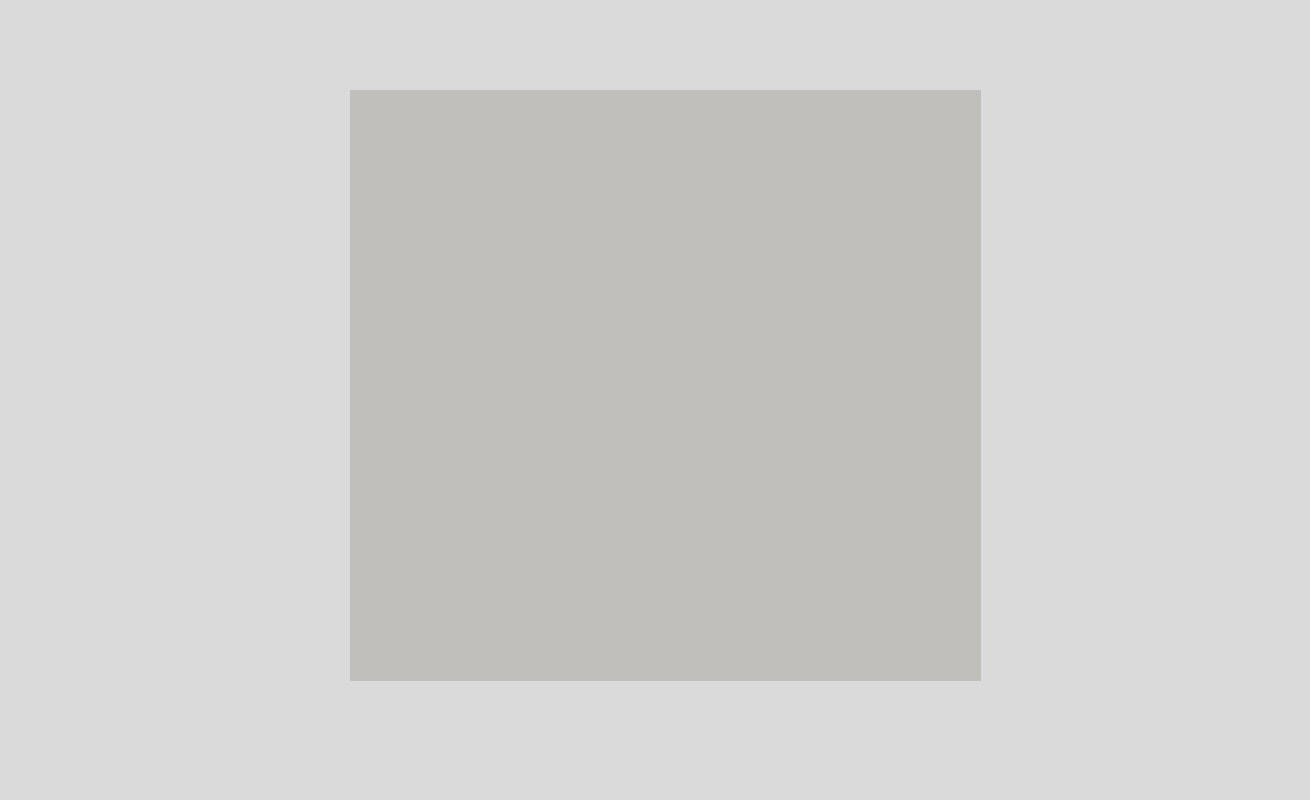
This is COMP3004_Project_Team11/mainwindow.ui in SaeidEl-Saadi/COMP3004-Team-11 as Qt 5 draws it before an edit. The edited form follows.
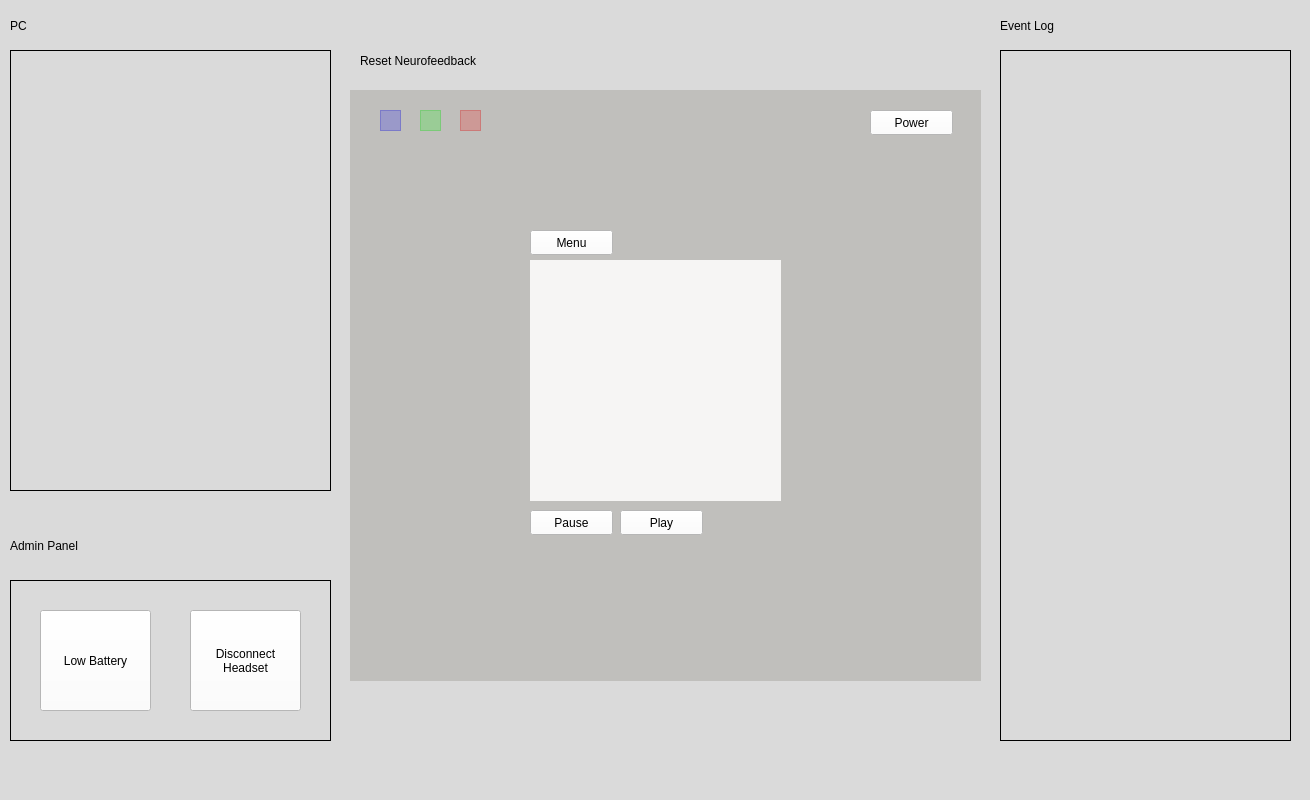
This is the edited form.

The edit to the form file:
```diff
--- a/COMP3004_Project_Team11/mainwindow.ui
+++ b/COMP3004_Project_Team11/mainwindow.ui
@@ -29,6 +29,353 @@
     <property name="styleSheet">
      <string notr="true">background-color: rgb(192, 191, 188);</string>
     </property>
+    <widget class="QWidget" name="widget_2" native="true">
+     <property name="geometry">
+      <rect>
+       <x>180</x>
+       <y>170</y>
+       <width>251</width>
+       <height>241</height>
+      </rect>
+     </property>
+     <property name="styleSheet">
+      <string notr="true">background-color: rgb(246, 245, 244);
+</string>
+     </property>
+    </widget>
+    <widget class="QPushButton" name="pushButton">
+     <property name="enabled">
+      <bool>true</bool>
+     </property>
+     <property name="geometry">
+      <rect>
+       <x>180</x>
+       <y>140</y>
+       <width>83</width>
+       <height>25</height>
+      </rect>
+     </property>
+     <property name="acceptDrops">
+      <bool>false</bool>
+     </property>
+     <property name="autoFillBackground">
+      <bool>false</bool>
+     </property>
+     <property name="styleSheet">
+      <string notr="true">font: 10pt &quot;DejaVu Sans Mono&quot;;
+background-color: rgb(255, 255, 255);</string>
+     </property>
+     <property name="text">
+      <string>Menu</string>
+     </property>
+     <property name="autoDefault">
+      <bool>false</bool>
+     </property>
+     <property name="default">
+      <bool>false</bool>
+     </property>
+     <property name="flat">
+      <bool>false</bool>
+     </property>
+    </widget>
+    <widget class="QPushButton" name="pushButton_2">
+     <property name="geometry">
+      <rect>
+       <x>180</x>
+       <y>420</y>
+       <width>83</width>
+       <height>25</height>
+      </rect>
+     </property>
+     <property name="styleSheet">
+      <string notr="true">font: 10pt &quot;DejaVu Sans Mono&quot;;
+background-color: rgb(255, 255, 255);</string>
+     </property>
+     <property name="text">
+      <string>Pause</string>
+     </property>
+    </widget>
+    <widget class="QPushButton" name="pushButton_3">
+     <property name="geometry">
+      <rect>
+       <x>270</x>
+       <y>420</y>
+       <width>83</width>
+       <height>25</height>
+      </rect>
+     </property>
+     <property name="styleSheet">
+      <string notr="true">font: 10pt &quot;DejaVu Sans Mono&quot;;
+background-color: rgb(255, 255, 255);</string>
+     </property>
+     <property name="text">
+      <string>Play</string>
+     </property>
+    </widget>
+    <widget class="QFrame" name="frame">
+     <property name="geometry">
+      <rect>
+       <x>30</x>
+       <y>20</y>
+       <width>21</width>
+       <height>21</height>
+      </rect>
+     </property>
+     <property name="styleSheet">
+      <string notr="true">background-color: rgba(0, 0, 255, 0.2);</string>
+     </property>
+     <property name="frameShape">
+      <enum>QFrame::StyledPanel</enum>
+     </property>
+     <property name="frameShadow">
+      <enum>QFrame::Raised</enum>
+     </property>
+    </widget>
+    <widget class="QFrame" name="frame_2">
+     <property name="geometry">
+      <rect>
+       <x>70</x>
+       <y>20</y>
+       <width>21</width>
+       <height>21</height>
+      </rect>
+     </property>
+     <property name="styleSheet">
+      <string notr="true">background-color: rgba(0, 255, 0, 0.2);</string>
+     </property>
+     <property name="frameShape">
+      <enum>QFrame::StyledPanel</enum>
+     </property>
+     <property name="frameShadow">
+      <enum>QFrame::Raised</enum>
+     </property>
+    </widget>
+    <widget class="QFrame" name="frame_3">
+     <property name="geometry">
+      <rect>
+       <x>110</x>
+       <y>20</y>
+       <width>21</width>
+       <height>21</height>
+      </rect>
+     </property>
+     <property name="styleSheet">
+      <string notr="true">background-color: rgba(255, 0, 0, 0.2);</string>
+     </property>
+     <property name="frameShape">
+      <enum>QFrame::StyledPanel</enum>
+     </property>
+     <property name="frameShadow">
+      <enum>QFrame::Raised</enum>
+     </property>
+    </widget>
+    <widget class="QPushButton" name="pushButton_4">
+     <property name="enabled">
+      <bool>true</bool>
+     </property>
+     <property name="geometry">
+      <rect>
+       <x>520</x>
+       <y>20</y>
+       <width>83</width>
+       <height>25</height>
+      </rect>
+     </property>
+     <property name="focusPolicy">
+      <enum>Qt::StrongFocus</enum>
+     </property>
+     <property name="acceptDrops">
+      <bool>false</bool>
+     </property>
+     <property name="autoFillBackground">
+      <bool>false</bool>
+     </property>
+     <property name="styleSheet">
+      <string notr="true">font: 10pt &quot;DejaVu Sans Mono&quot;;
+background-color: rgb(255, 255, 255);
+</string>
+     </property>
+     <property name="text">
+      <string>Power</string>
+     </property>
+     <property name="autoDefault">
+      <bool>false</bool>
+     </property>
+     <property name="default">
+      <bool>false</bool>
+     </property>
+     <property name="flat">
+      <bool>false</bool>
+     </property>
+    </widget>
+   </widget>
+   <widget class="QTextEdit" name="eventLog">
+    <property name="geometry">
+     <rect>
+      <x>1000</x>
+      <y>50</y>
+      <width>291</width>
+      <height>691</height>
+     </rect>
+    </property>
+    <property name="styleSheet">
+     <string notr="true">font: 12pt &quot;DejaVu Sans Mono&quot;;</string>
+    </property>
+    <property name="frameShape">
+     <enum>QFrame::Box</enum>
+    </property>
+    <property name="frameShadow">
+     <enum>QFrame::Plain</enum>
+    </property>
+    <property name="lineWidth">
+     <number>1</number>
+    </property>
+    <property name="readOnly">
+     <bool>false</bool>
+    </property>
+   </widget>
+   <widget class="QLabel" name="label">
+    <property name="geometry">
+     <rect>
+      <x>1000</x>
+      <y>10</y>
+      <width>291</width>
+      <height>31</height>
+     </rect>
+    </property>
+    <property name="styleSheet">
+     <string notr="true">font: 20pt &quot;DejaVu Sans Mono&quot;;
+color: rgb(0, 0, 0);</string>
+    </property>
+    <property name="text">
+     <string>Event Log</string>
+    </property>
+   </widget>
+   <widget class="QLabel" name="label_2">
+    <property name="geometry">
+     <rect>
+      <x>360</x>
+      <y>40</y>
+      <width>481</width>
+      <height>41</height>
+     </rect>
+    </property>
+    <property name="styleSheet">
+     <string notr="true">font: 20pt &quot;DejaVu Sans Mono&quot;;</string>
+    </property>
+    <property name="text">
+     <string>Reset Neurofeedback</string>
+    </property>
+   </widget>
+   <widget class="QTextEdit" name="pc">
+    <property name="geometry">
+     <rect>
+      <x>10</x>
+      <y>50</y>
+      <width>321</width>
+      <height>441</height>
+     </rect>
+    </property>
+    <property name="styleSheet">
+     <string notr="true">font: 12pt &quot;DejaVu Sans Mono&quot;;</string>
+    </property>
+    <property name="frameShape">
+     <enum>QFrame::Box</enum>
+    </property>
+    <property name="frameShadow">
+     <enum>QFrame::Plain</enum>
+    </property>
+    <property name="lineWidth">
+     <number>1</number>
+    </property>
+   </widget>
+   <widget class="QLabel" name="label_3">
+    <property name="geometry">
+     <rect>
+      <x>10</x>
+      <y>10</y>
+      <width>291</width>
+      <height>31</height>
+     </rect>
+    </property>
+    <property name="styleSheet">
+     <string notr="true">font: 20pt &quot;DejaVu Sans Mono&quot;;
+color: rgb(0, 0, 0);</string>
+    </property>
+    <property name="text">
+     <string>PC</string>
+    </property>
+   </widget>
+   <widget class="QFrame" name="frame_4">
+    <property name="geometry">
+     <rect>
+      <x>10</x>
+      <y>580</y>
+      <width>321</width>
+      <height>161</height>
+     </rect>
+    </property>
+    <property name="frameShape">
+     <enum>QFrame::Box</enum>
+    </property>
+    <property name="frameShadow">
+     <enum>QFrame::Plain</enum>
+    </property>
+    <property name="lineWidth">
+     <number>1</number>
+    </property>
+    <widget class="QPushButton" name="pushButton_5">
+     <property name="geometry">
+      <rect>
+       <x>30</x>
+       <y>30</y>
+       <width>111</width>
+       <height>101</height>
+      </rect>
+     </property>
+     <property name="styleSheet">
+      <string notr="true">font: 10pt &quot;DejaVu Sans Mono&quot;;
+background-color: rgb(255, 255, 255);</string>
+     </property>
+     <property name="text">
+      <string>Low Battery</string>
+     </property>
+    </widget>
+    <widget class="QPushButton" name="pushButton_6">
+     <property name="geometry">
+      <rect>
+       <x>180</x>
+       <y>30</y>
+       <width>111</width>
+       <height>101</height>
+      </rect>
+     </property>
+     <property name="styleSheet">
+      <string notr="true">font: 10pt &quot;DejaVu Sans Mono&quot;;
+background-color: rgb(255, 255, 255);</string>
+     </property>
+     <property name="text">
+      <string>Disconnect
+Headset</string>
+     </property>
+    </widget>
+   </widget>
+   <widget class="QLabel" name="label_4">
+    <property name="geometry">
+     <rect>
+      <x>10</x>
+      <y>530</y>
+      <width>291</width>
+      <height>31</height>
+     </rect>
+    </property>
+    <property name="styleSheet">
+     <string notr="true">font: 20pt &quot;DejaVu Sans Mono&quot;;
+color: rgb(0, 0, 0);</string>
+    </property>
+    <property name="text">
+     <string>Admin Panel</string>
+    </property>
    </widget>
   </widget>
   <widget class="QMenuBar" name="menubar">
```
